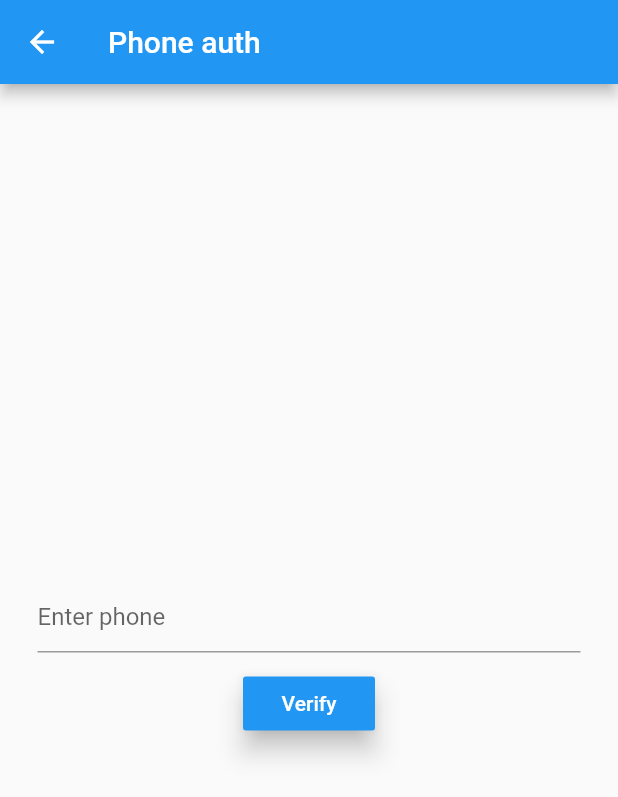
After one commit to imycroft/iExist, a Flutter app: the HomePage screen opened by its route, after a tap on "Verify", on a phone screen of 412 x 824 dp. The commit adds this screen. Shown: the top 797 px of the screen. Run offline on Flutter 3.47's test engine with Material 2 defaults, Android fonts, the phone set to English and light mode, and no system bars; our stand-ins replace firebase_auth; accounts and stored records are empty; network calls fail.

Commit message:
add phone auth

```diff
--- a/lib/main.dart
+++ b/lib/main.dart
@@ -3,7 +3,7 @@ import 'package:iExist/router.dart';
 
 void main() {
   runApp(MaterialApp(
-    initialRoute: '/',
+    initialRoute: '/auth',
     routes: routes,
   ));
 }
--- a/lib/router.dart
+++ b/lib/router.dart
@@ -1,9 +1,11 @@
 import 'package:iExist/views/add_person.dart';
 import 'package:iExist/views/home.dart';
+import 'package:iExist/views/phone_auth.dart';
 import 'package:iExist/views/result.dart';
 
 var routes = {
   '/': (context) => Home(),
   '/result': (context) => Result(),
-  '/add': (context) => AddPerson()
+  '/add': (context) => AddPerson(),
+  '/auth': (context) => HomePage()
 };
--- /dev/null
+++ b/lib/views/phone_auth.dart
@@ -0,0 +1,113 @@
+import 'package:flutter/material.dart';
+import 'package:firebase_auth/firebase_auth.dart';
+
+class HomePage extends StatefulWidget {
+  @override
+  _HomePageState createState() => _HomePageState();
+}
+
+class _HomePageState extends State<HomePage> {
+  String phoneNo;
+  String smsCode;
+  String verificationId;
+
+  Future<void> verifyPhone() async {
+    final PhoneCodeAutoRetrievalTimeout autoRetrieve = (verID) {
+      this.verificationId = verID;
+    };
+
+    final PhoneCodeSent smsCodeSent = (verId, [int forceCodeResend]) {
+      this.verificationId = verId;
+      smsCodeDialog(context).then((value) {
+        print('signed in');
+      });
+    };
+
+    final PhoneVerificationCompleted verifiedSuccess = (user) {
+      print('verified');
+    };
+
+    final PhoneVerificationFailed verifiFailed = (e) {
+      print('${e.message}');
+    };
+    await FirebaseAuth.instance.verifyPhoneNumber(
+        phoneNumber: this.phoneNo,
+        verificationCompleted: verifiedSuccess,
+        verificationFailed: verifiFailed,
+        codeSent: smsCodeSent,
+        codeAutoRetrievalTimeout: autoRetrieve,
+        timeout: const Duration(seconds: 5));
+  }
+
+  Future<bool> smsCodeDialog(context) {
+    return showDialog(
+        context: context,
+        barrierDismissible: false,
+        builder: (context) {
+          return AlertDialog(
+            title: Text('Enter sms Code'),
+            content: TextField(
+              onChanged: (value) {
+                this.smsCode = value;
+              },
+            ),
+            contentPadding: EdgeInsets.all(10),
+            actions: [
+              FlatButton(
+                  onPressed: () {
+                    var user = FirebaseAuth.instance.currentUser;
+                    if (user != null) {
+                      Navigator.of(context).pop();
+                      Navigator.of(context).pushReplacementNamed('/');
+                    } else {
+                      Navigator.of(context).pop();
+                      signIn();
+                    }
+                  },
+                  child: Text('Done'))
+            ],
+          );
+        });
+  }
+
+  signIn() {
+    FirebaseAuth.instance.signInWithPhoneNumber(phoneNo).then((user) {
+      Navigator.of(context).pushReplacementNamed('/');
+    }).catchError((e) {
+      print(e);
+    });
+  }
+
+  @override
+  Widget build(BuildContext context) {
+    return Scaffold(
+      appBar: AppBar(title: Text('Phone auth')),
+      body: Center(
+        child: Container(
+          padding: EdgeInsets.all(25.0),
+          child: Column(
+            mainAxisAlignment: MainAxisAlignment.center,
+            children: [
+              TextField(
+                decoration: InputDecoration(hintText: 'Enter phone'),
+                onChanged: (value) {
+                  this.phoneNo = value;
+                },
+              ),
+              SizedBox(
+                height: 10,
+              ),
+              RaisedButton(
+                onPressed: verifyPhone,
+                child: Text('Verify'),
+                textColor: Colors.white,
+                elevation: 7.0,
+                color: Colors.blue,
+              )
+            ],
+          ),
+        ),
+      ),
+    );
+  }
+}
--- a/pubspec.yaml
+++ b/pubspec.yaml
@@ -24,6 +24,10 @@ dependencies:
   flutter:
     sdk: flutter
   http: ^0.12.2
+  firebase_core: "0.5.2+1"
+  #firebase_core: 0.3.1+1
+  firebase_auth: "^0.18.3+1"
+
 
 
   # The following adds the Cupertino Icons font to your application.
```
Also changed, not shown: pubspec.lock, 4 other files.
